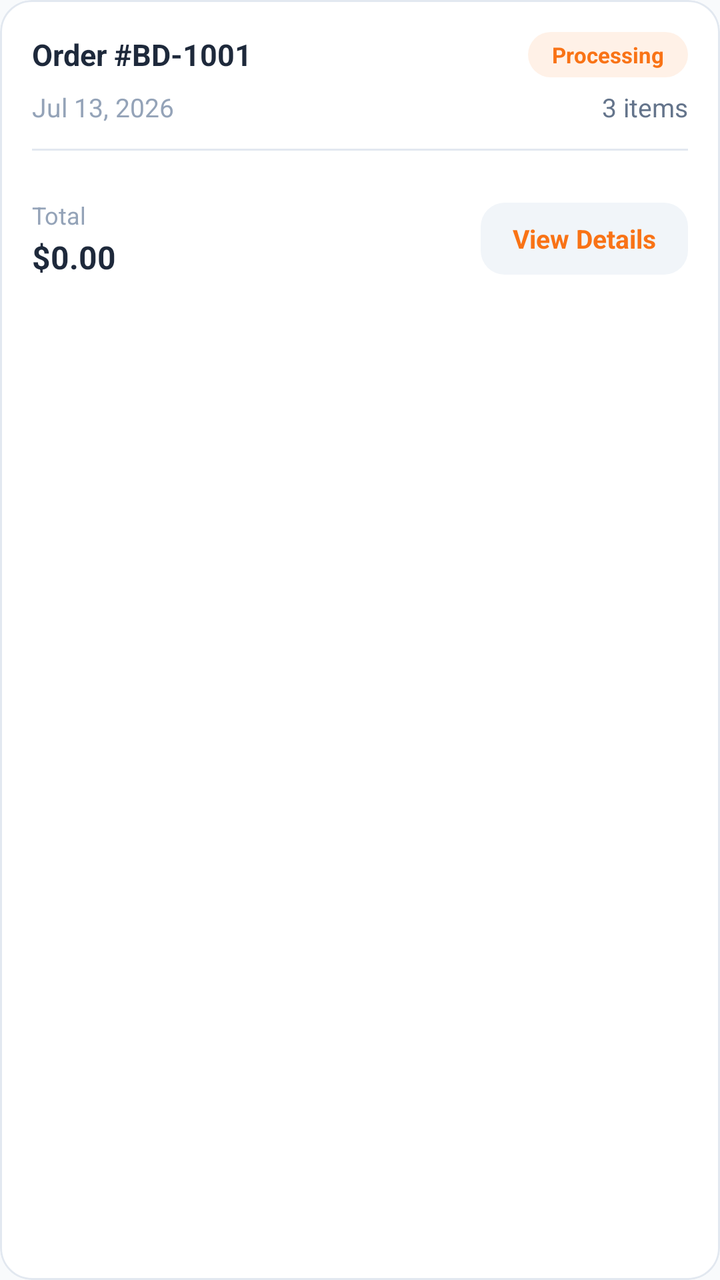
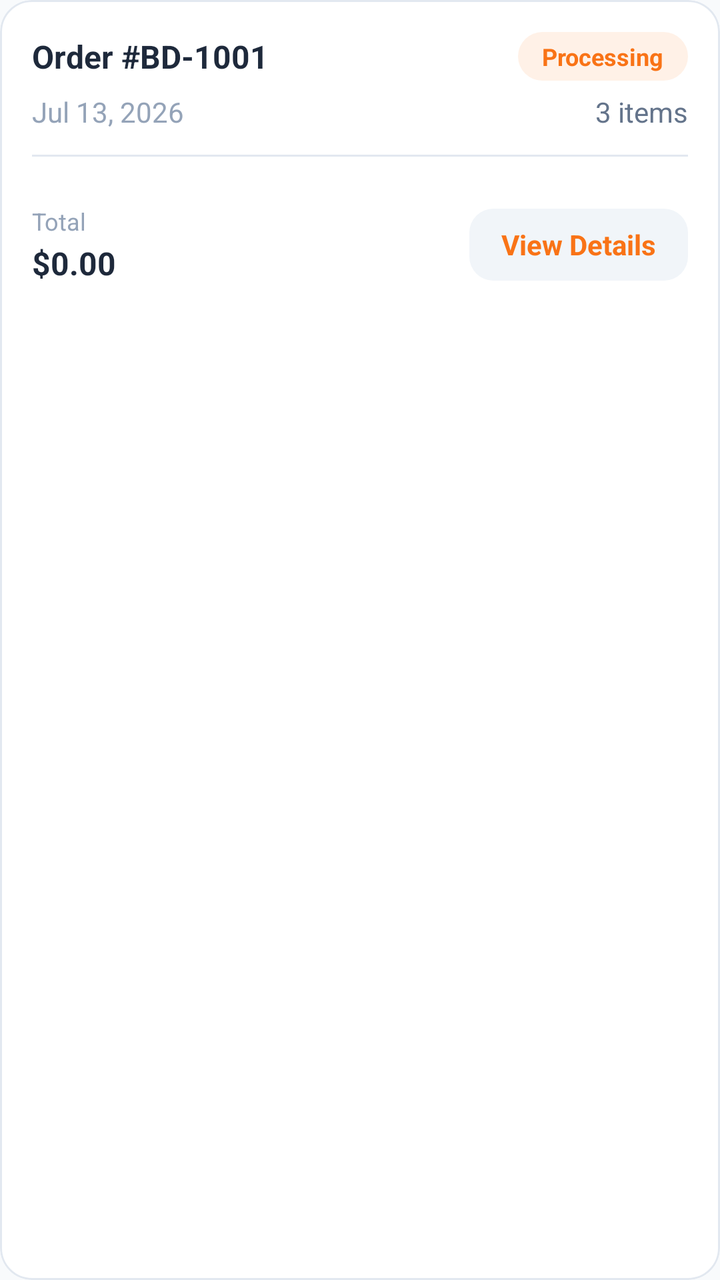

Before-and-after screenshots of an Android layout around one commit, followed by the original layout XML and the change that was made.
<!-- AndroidManifest.xml: application theme Theme.BeckieDealApp -->
<!-- res/layout/item_order.xml -->
<?xml version="1.0" encoding="utf-8"?>
<com.google.android.material.card.MaterialCardView
    xmlns:android="http://schemas.android.com/apk/res/android"
    xmlns:app="http://schemas.android.com/apk/res-auto"
    android:layout_width="match_parent"
    android:layout_height="wrap_content"
    android:layout_marginBottom="12dp"
    app:cardCornerRadius="16dp"
    app:cardElevation="0dp"
    app:strokeWidth="1dp"
    app:strokeColor="@color/border_color"
    app:cardBackgroundColor="@color/surface">

    <LinearLayout
        android:layout_width="match_parent"
        android:layout_height="wrap_content"
        android:orientation="vertical"
        android:padding="16dp">

        
        <LinearLayout
            android:layout_width="match_parent"
            android:layout_height="wrap_content"
            android:orientation="horizontal"
            android:gravity="center_vertical">

            <TextView
                android:id="@+id/orderIdText"
                android:layout_width="0dp"
                android:layout_height="wrap_content"
                android:layout_weight="1"
                android:text="Order #BD-1001"
                android:textColor="@color/text_primary"
                android:textSize="15sp"
                android:textStyle="bold" />

            <TextView
                android:id="@+id/orderStatusBadge"
                android:layout_width="wrap_content"
                android:layout_height="wrap_content"
                android:background="@drawable/order_status_badge_bg"
                android:paddingHorizontal="12dp"
                android:paddingVertical="4dp"
                android:text="Processing"
                android:textColor="@color/primary"
                android:textSize="11sp"
                android:textStyle="bold" />

        </LinearLayout>

        
        <LinearLayout
            android:layout_width="match_parent"
            android:layout_height="wrap_content"
            android:orientation="horizontal"
            android:layout_marginTop="6dp"
            android:gravity="center_vertical">

            <TextView
                android:id="@+id/orderDateText"
                android:layout_width="0dp"
                android:layout_height="wrap_content"
                android:layout_weight="1"
                android:text="Jul 13, 2026"
                android:textColor="@color/text_muted"
                android:textSize="13sp" />

            <TextView
                android:id="@+id/orderItemCountText"
                android:layout_width="wrap_content"
                android:layout_height="wrap_content"
                android:text="3 items"
                android:textColor="@color/text_secondary"
                android:textSize="13sp" />

        </LinearLayout>

        
        <View
            android:layout_width="match_parent"
            android:layout_height="1dp"
            android:layout_marginVertical="12dp"
            android:background="@color/border_color" />

        
        <LinearLayout
            android:id="@+id/orderThumbnailStrip"
            android:layout_width="match_parent"
            android:layout_height="wrap_content"
            android:orientation="horizontal"
            android:gravity="center_vertical" />

        
        <LinearLayout
            android:layout_width="match_parent"
            android:layout_height="wrap_content"
            android:orientation="horizontal"
            android:layout_marginTop="12dp"
            android:gravity="center_vertical">

            <LinearLayout
                android:layout_width="0dp"
                android:layout_height="wrap_content"
                android:layout_weight="1"
                android:orientation="vertical">

                <TextView
                    android:layout_width="wrap_content"
                    android:layout_height="wrap_content"
                    android:text="Total"
                    android:textColor="@color/text_muted"
                    android:textSize="12sp" />

                <TextView
                    android:id="@+id/orderTotalText"
                    android:layout_width="wrap_content"
                    android:layout_height="wrap_content"
                    android:layout_marginTop="2dp"
                    android:text="$0.00"
                    android:textColor="@color/text_primary"
                    android:textSize="16sp"
                    android:textStyle="bold" />

            </LinearLayout>

            <TextView
                android:id="@+id/viewDetailsButton"
                android:layout_width="wrap_content"
                android:layout_height="36dp"
                android:gravity="center"
                android:background="@drawable/form_field_background"
                android:paddingHorizontal="16dp"
                android:text="View Details"
                android:textColor="@color/primary"
                android:textSize="13sp"
                android:textStyle="bold" />

        </LinearLayout>

    </LinearLayout>

</com.google.android.material.card.MaterialCardView>
<!-- resources referenced by this layout -->
<resources>
  <color name="border_color">#E2E8F0</color>
  <color name="primary">#F97316</color>
  <color name="surface">#FFFFFF</color>
  <color name="text_muted">#94A3B8</color>
  <color name="text_primary">#1E293B</color>
  <color name="text_secondary">#64748B</color>
  <!-- drawable form_field_background (drawable) -->
  <?xml version="1.0" encoding="utf-8"?>
  <shape xmlns:android="http://schemas.android.com/apk/res/android">
      <solid android:color="@color/input_background" />
      <corners android:radius="12dp" />
  </shape>
  <!-- drawable order_status_badge_bg (drawable) -->
  <?xml version="1.0" encoding="utf-8"?>
  <shape xmlns:android="http://schemas.android.com/apk/res/android"
      android:shape="rectangle">
      <solid android:color="#1AF97316" />
      <corners android:radius="20dp" />
  </shape>
  <style name="Theme.BeckieDealApp" parent="Base.Theme.BeckieDealApp" />
  <color name="input_background">#F1F5F9</color>
  <style name="Base.Theme.BeckieDealApp" parent="Theme.Material3.DayNight.NoActionBar">
          <item name="colorPrimary">@color/primary</item>
          <item name="colorOnPrimary">@color/on_primary</item>
          <item name="colorPrimaryContainer">@color/primary_container</item>
          <item name="colorOnPrimaryContainer">@color/on_primary_container</item>
          <item name="android:windowBackground">@color/background</item>
          <item name="colorSurface">@color/surface</item>
          <item name="colorOnSurface">@color/on_surface</item>
          
          <item name="bottomNavigationStyle">@style/Widget.App.BottomNavigationView</item>
      </style>
  <color name="on_primary">#FFFFFF</color>
  <color name="primary_container">#F97316</color>
  <color name="on_primary_container">#582200</color>
  <color name="background">#F8FAFC</color>
  <color name="on_surface">#251913</color>
  <style name="Widget.App.BottomNavigationView" parent="Widget.Material3.BottomNavigationView">
          <item name="itemIconSize">26dp</item>
          <item name="itemIconTint">@color/bottom_nav_color</item>
          <item name="itemTextColor">@color/bottom_nav_color</item>
          
          <item name="android:background">@null</item>
          <item name="backgroundTint">@null</item>
          <item name="labelVisibilityMode">unlabeled</item>
          <item name="itemActiveIndicatorStyle">@style/Widget.App.BottomNav.ActiveIndicator</item>
      </style>
  <style name="Widget.App.BottomNav.ActiveIndicator" parent="Widget.Material3.BottomNavigationView.ActiveIndicator">
          <item name="android:color">@color/nav_indicator_fill</item>
          <item name="android:width">52dp</item>
          <item name="android:height">40dp</item>
          <item name="shapeAppearance">@style/ShapeAppearance.App.BottomNav.ActiveIndicator</item>
      </style>
  <color name="nav_indicator_fill">#FFF1EB</color>
  <style name="ShapeAppearance.App.BottomNav.ActiveIndicator" parent="">
          <item name="cornerFamily">rounded</item>
          <item name="cornerSize">50%</item>
      </style>
</resources>

<!-- the commit's change to res/layout/item_order.xml (unified diff, before → after) -->
@@ -1,4 +1,5 @@
-<?xml version="1.0" encoding="utf-8"?>
+﻿<?xml version="1.0" encoding="utf-8"?>
+
 <com.google.android.material.card.MaterialCardView
     xmlns:android="http://schemas.android.com/apk/res/android"
     xmlns:app="http://schemas.android.com/apk/res-auto"
@@ -31,7 +32,7 @@
                 android:layout_weight="1"
                 android:text="Order #BD-1001"
                 android:textColor="@color/text_primary"
-                android:textSize="15sp"
+                android:textSize="@dimen/text_size_body_large"
                 android:textStyle="bold" />
 
             <TextView
@@ -43,7 +44,7 @@
                 android:paddingVertical="4dp"
                 android:text="Processing"
                 android:textColor="@color/primary"
-                android:textSize="11sp"
+                android:textSize="@dimen/text_size_caption"
                 android:textStyle="bold" />
 
         </LinearLayout>
@@ -63,7 +64,7 @@
                 android:layout_weight="1"
                 android:text="Jul 13, 2026"
                 android:textColor="@color/text_muted"
-                android:textSize="13sp" />
+                android:textSize="@dimen/text_size_body" />
 
             <TextView
                 android:id="@+id/orderItemCountText"
@@ -71,7 +72,7 @@
                 android:layout_height="wrap_content"
                 android:text="3 items"
                 android:textColor="@color/text_secondary"
-                android:textSize="13sp" />
+                android:textSize="@dimen/text_size_body" />
 
         </LinearLayout>
 
@@ -109,7 +110,7 @@
                     android:layout_height="wrap_content"
                     android:text="Total"
                     android:textColor="@color/text_muted"
-                    android:textSize="12sp" />
+                    android:textSize="@dimen/text_size_caption" />
 
                 <TextView
                     android:id="@+id/orderTotalText"
@@ -118,7 +119,7 @@
                     android:layout_marginTop="2dp"
                     android:text="$0.00"
                     android:textColor="@color/text_primary"
-                    android:textSize="16sp"
+                    android:textSize="@dimen/text_size_body_large"
                     android:textStyle="bold" />
 
             </LinearLayout>
@@ -132,7 +133,7 @@
                 android:paddingHorizontal="16dp"
                 android:text="View Details"
                 android:textColor="@color/primary"
-                android:textSize="13sp"
+                android:textSize="@dimen/text_size_body"
                 android:textStyle="bold" />
 
         </LinearLayout>
<!-- resource entries referenced after the edit -->
@@ -6,6 +6,9 @@
   <color name="text_muted">#94A3B8</color>
   <color name="text_primary">#1E293B</color>
   <color name="text_secondary">#64748B</color>
+  <dimen name="text_size_body">13sp</dimen>
+  <dimen name="text_size_body_large">15sp</dimen>
+  <dimen name="text_size_caption">11sp</dimen>
   <!-- drawable form_field_background (drawable) -->
   <?xml version="1.0" encoding="utf-8"?>
   <shape xmlns:android="http://schemas.android.com/apk/res/android">
